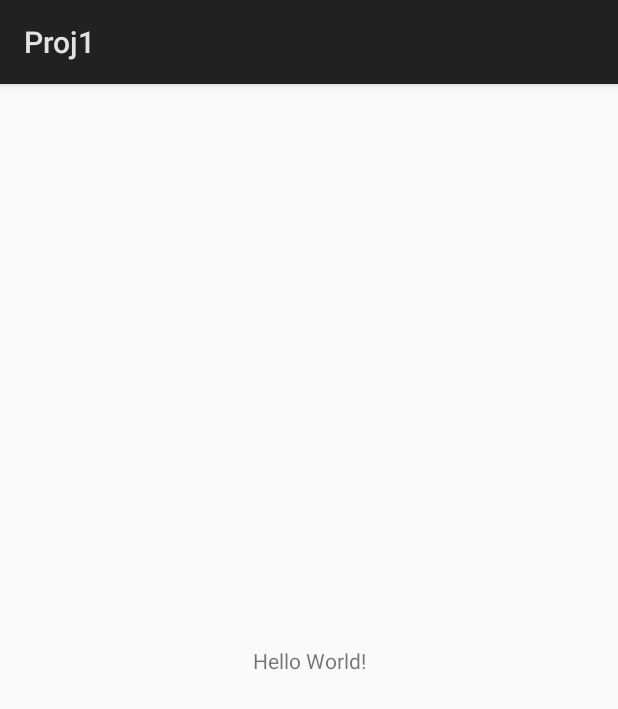
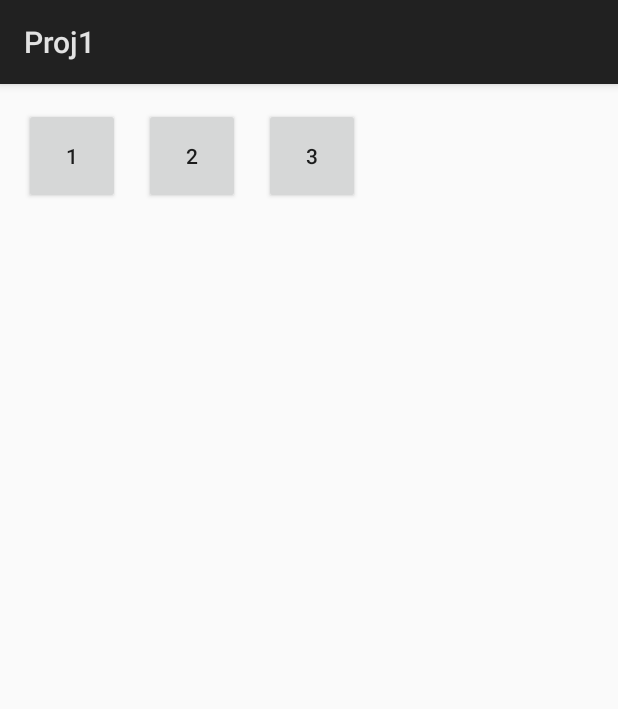
Before and after one commit to tamamtamam/Proj1, an Android app: the screen it shows after launch (MainActivity), on a phone screen of 412 x 824 dp. Shown: the top 709 px of the screen. Run offline under Robolectric (Android 15) with nearby library versions, the phone set to English and light mode, and no system bars; our stand-ins replace RxJava.

Commit message:
Complete project one

```diff
--- a/app/build.gradle
+++ b/app/build.gradle
@@ -16,6 +16,10 @@ android {
             proguardFiles getDefaultProguardFile('proguard-android.txt'), 'proguard-rules.pro'
         }
     }
+    compileOptions {
+        sourceCompatibility = '1.8'
+        targetCompatibility = '1.8'
+    }
 }
 
 dependencies {
@@ -24,4 +28,6 @@ dependencies {
     testImplementation 'junit:junit:4.12'
     androidTestImplementation 'com.android.support.test:runner:1.0.2'
     androidTestImplementation 'com.android.support.test.espresso:espresso-core:3.0.2'
+    implementation 'io.reactivex.rxjava2:rxandroid:2.0.2'
+    implementation 'io.reactivex.rxjava2:rxjava:2.1.9'
 }
--- a/app/src/main/java/proj1/tamamtamam/proj1/MainActivity.java
+++ b/app/src/main/java/proj1/tamamtamam/proj1/MainActivity.java
@@ -2,12 +2,67 @@ package proj1.tamamtamam.proj1;
 
 import android.app.Activity;
 import android.os.Bundle;
+import android.widget.Button;
+import android.widget.LinearLayout;
+import android.widget.TextView;
+
+import io.reactivex.disposables.CompositeDisposable;
 
 public class MainActivity extends Activity {
+
+    private Button button1;
+    private Button button2;
+    private Button button3;
+    private LinearLayout linearLayout;
+    private MessageController messageController;
+    private CompositeDisposable compositeDisposable;
 
     @Override
     protected void onCreate(Bundle savedInstanceState) {
         super.onCreate(savedInstanceState);
         setContentView(R.layout.activity_main);
+
+        messageController = new MessageController(getApplicationContext());
+        compositeDisposable = new CompositeDisposable();
+
+        button1 = findViewById(R.id.button1);
+        button2 = findViewById(R.id.button2);
+        button3 = findViewById(R.id.button3);
+        linearLayout = findViewById(R.id.list_linear_layout);
+
+        button1.setOnClickListener(view -> clear());
+        button2.setOnClickListener(view -> refresh());
+        button3.setOnClickListener(view -> get());
+    }
+
+    @Override
+    protected void onDestroy() {
+        super.onDestroy();
+
+        compositeDisposable.dispose();
+    }
+
+    private void showList(int lastNumber) {
+        clear();
+        for (int i = 1; i <= lastNumber; i++) {
+            TextView tempView = new TextView(this);
+            tempView.setText(String.valueOf(i));
+            linearLayout.addView(tempView);
+        }
+    }
+
+    private void get() {
+        compositeDisposable.add(messageController.fetch(false)
+                .subscribe(this::showList));
+    }
+
+
+    private void refresh() {
+        compositeDisposable.add(messageController.fetch(true)
+                .subscribe(this::showList));
+    }
+
+    private void clear() {
+        linearLayout.removeAllViews();
     }
 }
--- /dev/null
+++ b/app/src/main/java/proj1/tamamtamam/proj1/MessageController.java
@@ -0,0 +1,35 @@
+package proj1.tamamtamam.proj1;
+
+import android.content.Context;
+
+import java.util.List;
+
+import io.reactivex.Single;
+import io.reactivex.android.schedulers.AndroidSchedulers;
+import io.reactivex.schedulers.Schedulers;
+
+public class MessageController {
+
+    private StorageDataSource storageDataSource;
+    private NetworkDataSource networkDataSource;
+
+    MessageController(Context context) {
+        networkDataSource = new NetworkDataSource(context);
+        storageDataSource = new StorageDataSource(context);
+    }
+
+    Single<Integer> fetch(boolean fromCache) {
+        Single<Integer> stream;
+        if (fromCache)
+            stream = storageDataSource.load();
+        else
+            stream = storageDataSource.load()
+                            .flatMap(integer -> networkDataSource.load(integer)
+                                    .doOnSuccess(integer1 -> {
+                                        storageDataSource.save(integer1);
+                                    }));
+
+        return stream.observeOn(AndroidSchedulers.mainThread())
+                .subscribeOn(Schedulers.newThread());
+    }
+}
--- /dev/null
+++ b/app/src/main/java/proj1/tamamtamam/proj1/NetworkDataSource.java
@@ -0,0 +1,19 @@
+package proj1.tamamtamam.proj1;
+
+import android.content.Context;
+
+import java.util.concurrent.TimeUnit;
+
+import io.reactivex.Single;
+
+class NetworkDataSource {
+
+    NetworkDataSource(Context context) {
+
+    }
+
+    Single<Integer> load(int lastSavedInteger) {
+        return Single.just(lastSavedInteger + 10)
+                .delay(100, TimeUnit.MILLISECONDS);
+    }
+}
--- /dev/null
+++ b/app/src/main/java/proj1/tamamtamam/proj1/StorageDataSource.java
@@ -0,0 +1,26 @@
+package proj1.tamamtamam.proj1;
+
+import android.content.Context;
+import android.content.SharedPreferences;
+
+import io.reactivex.Single;
+
+class StorageDataSource {
+
+    private String fileName = "proj1-storage";
+    private SharedPreferences sharedPreferences;
+
+    StorageDataSource(Context context) {
+        sharedPreferences = context.getSharedPreferences(fileName,
+                Context.MODE_PRIVATE);
+    }
+
+    Single<Integer> load() {
+        Integer savedNumber = sharedPreferences.getInt("integer", 0);
+        return Single.just(savedNumber);
+    }
+
+    void save(int lastNumber) {
+        sharedPreferences.edit().putInt("integer", lastNumber).apply();
+    }
+}
--- a/app/src/main/res/layout/activity_main.xml
+++ b/app/src/main/res/layout/activity_main.xml
@@ -1,18 +1,49 @@
 <?xml version="1.0" encoding="utf-8"?>
-<android.support.constraint.ConstraintLayout xmlns:android="http://schemas.android.com/apk/res/android"
-    xmlns:app="http://schemas.android.com/apk/res-auto"
+<RelativeLayout xmlns:android="http://schemas.android.com/apk/res/android"
     xmlns:tools="http://schemas.android.com/tools"
     android:layout_width="match_parent"
     android:layout_height="match_parent"
+    android:padding="8dp"
     tools:context=".MainActivity">
 
-    <TextView
-        android:layout_width="wrap_content"
+    <Button
+        android:id="@+id/button1"
+        android:layout_width="64dp"
+        android:layout_height="64dp"
+        android:layout_alignParentStart="true"
+        android:layout_alignParentTop="true"
+        android:layout_margin="8dp"
+        android:text="@string/button1_text" />
+
+    <Button
+        android:id="@+id/button2"
+        android:layout_width="64dp"
+        android:layout_height="64dp"
+        android:layout_margin="8dp"
+        android:layout_toEndOf="@id/button1"
+        android:text="@string/button2_text" />
+
+    <Button
+        android:id="@+id/button3"
+        android:layout_width="64dp"
+        android:layout_height="64dp"
+        android:layout_margin="8dp"
+        android:layout_toEndOf="@id/button2"
+        android:text="@string/button3_text" />
+
+    <ScrollView
+        android:layout_width="match_parent"
         android:layout_height="wrap_content"
-        android:text="Hello World!"
-        app:layout_constraintBottom_toBottomOf="parent"
-        app:layout_constraintLeft_toLeftOf="parent"
-        app:layout_constraintRight_toRightOf="parent"
-        app:layout_constraintTop_toTopOf="parent" />
+        android:layout_below="@id/button1">
 
-</android.support.constraint.ConstraintLayout>
+        <LinearLayout
+            android:id="@+id/list_linear_layout"
+            android:layout_width="match_parent"
+            android:layout_height="wrap_content"
+            android:orientation="vertical"
+            android:padding="8dp">
+
+        </LinearLayout>
+    </ScrollView>
+
+</RelativeLayout>
--- a/app/src/main/res/values/strings.xml
+++ b/app/src/main/res/values/strings.xml
@@ -1,3 +1,6 @@
 <resources>
     <string name="app_name">Proj1</string>
+    <string name="button1_text">1</string>
+    <string name="button2_text">2</string>
+    <string name="button3_text">3</string>
 </resources>
```
